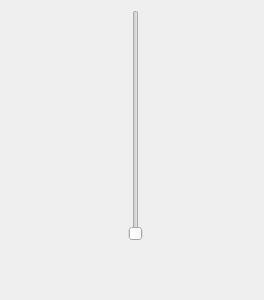
First picture: the form in src/ui/volume.ui, repository tomblackshaw/palpac, before the edit.
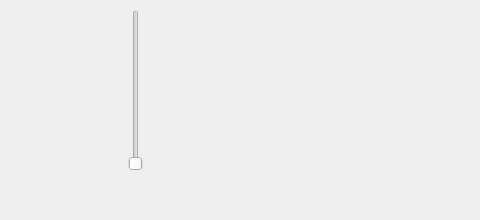
Second picture: the form after the edit.

```diff
--- a/src/ui/volume.ui
+++ b/src/ui/volume.ui
@@ -6,8 +6,8 @@
    <rect>
     <x>0</x>
     <y>0</y>
-    <width>264</width>
-    <height>300</height>
+    <width>480</width>
+    <height>220</height>
    </rect>
   </property>
   <property name="sizePolicy">
@@ -32,7 +32,7 @@
       <x>60</x>
       <y>10</y>
       <width>151</width>
-      <height>231</height>
+      <height>161</height>
      </rect>
     </property>
     <property name="mouseTracking">
```
